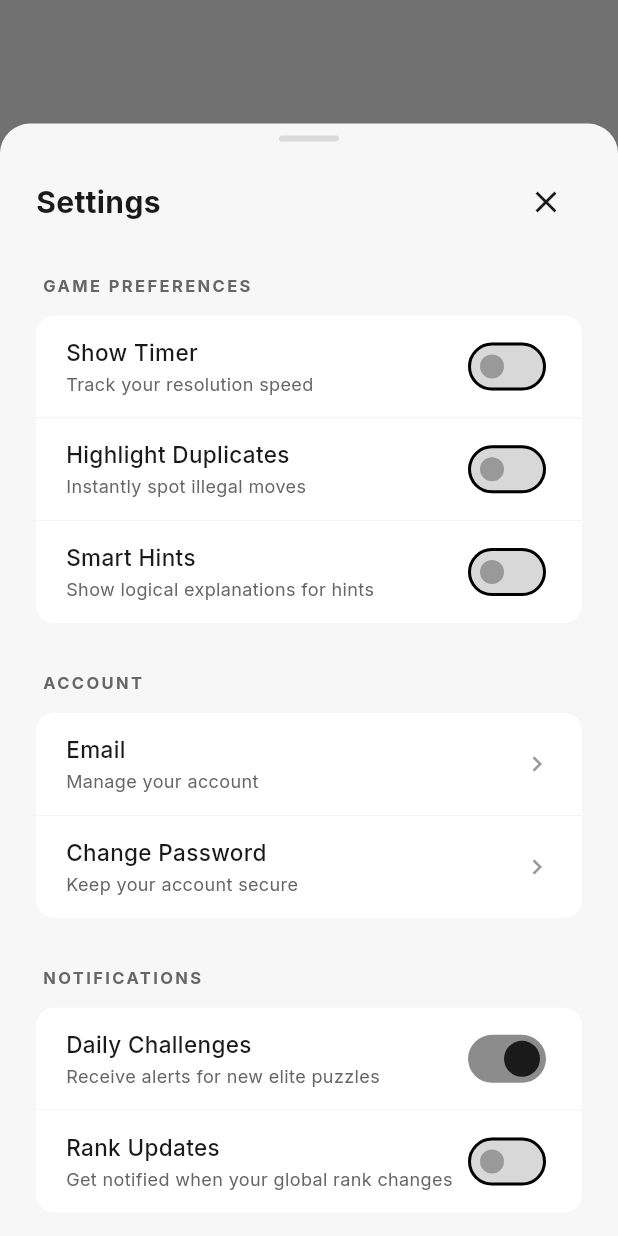
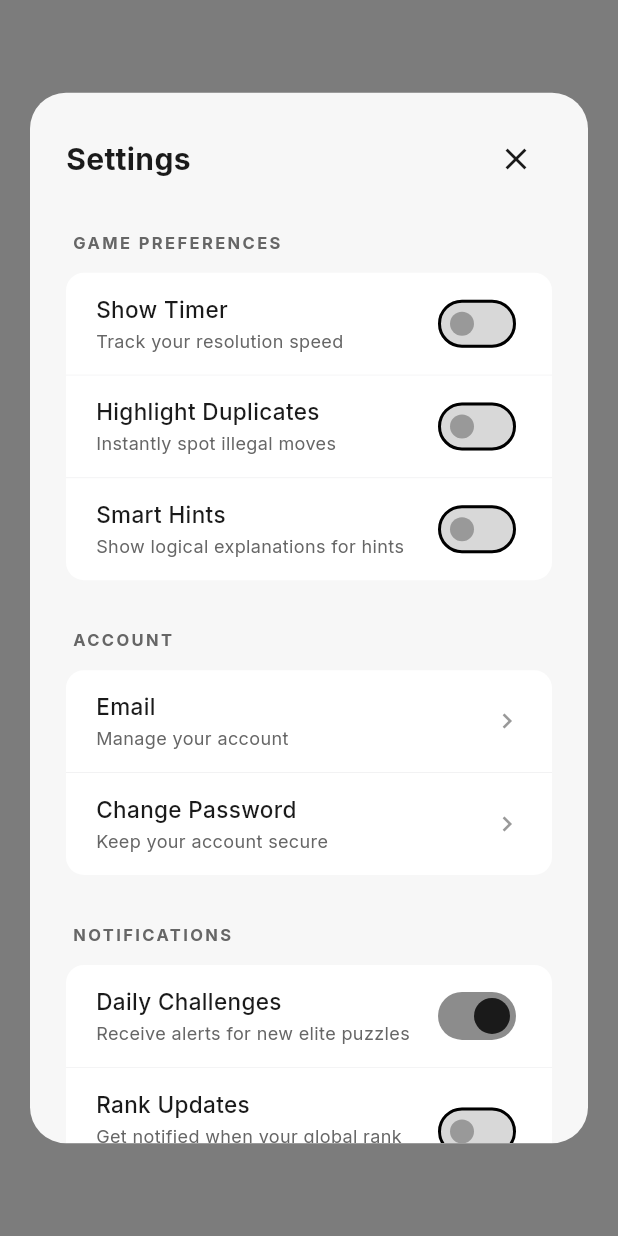
Before and after one commit to atmiasrii/sudoku, a Flutter app: what showAppSettingsSheet() shows on an empty page, opened directly with empty values, on a phone screen of 412 x 824 dp. Run offline on Flutter 3.47's test engine with Material 3 defaults, Android fonts, the phone set to English and light mode, and no system bars; our stand-ins replace google_fonts, shared_preferences, socket_io_client, supabase_flutter; missing offline and left inert: posthog_flutter; accounts and stored records are empty; network calls fail.

Commit message:
ui: settings as a centered popup dialog instead of a bottom sheet
Convert the app settings panel from a bottom sheet to a centered modal
dialog (rounded card, bounded width/height, scrolls internally, drag
handle removed). All screens open settings through the same launcher, so
this changes the look everywhere at once.

Co-Authored-By: Claude Sonnet 4.6 <noreply@anthropic.com>

```diff
--- a/lib/widgets/app_settings_sheet.dart
+++ b/lib/widgets/app_settings_sheet.dart
@@ -362,23 +362,10 @@ class _AppSettingsSheetState extends State<AppSettingsSheet> {
   @override
   Widget build(BuildContext context) {
     return SingleChildScrollView(
-      padding: const EdgeInsets.fromLTRB(24, 8, 24, 40),
+      padding: const EdgeInsets.fromLTRB(24, 20, 24, 32),
       child: Column(
         crossAxisAlignment: CrossAxisAlignment.start,
         children: [
-          // Drag handle
-          Center(
-            child: Container(
-              width: 40,
-              height: 4,
-              decoration: BoxDecoration(
-                color: AppColors.outline.withValues(alpha: 0.3),
-                borderRadius: BorderRadius.circular(2),
-              ),
-            ),
-          ),
-          const SizedBox(height: 16),
-
           // Title
           Row(
             mainAxisAlignment: MainAxisAlignment.spaceBetween,
@@ -536,15 +523,21 @@ Future<void> showAppSettingsSheet(
   required ValueChanged<bool> onTimerChanged,
   required ValueChanged<bool> onSoundEffectsChanged,
 }) {
-  return showModalBottomSheet<void>(
+  return showDialog<void>(
     context: context,
-    isScrollControlled: true,
+    barrierColor: Colors.black.withValues(alpha: 0.5),
+    builder: (ctx) => Dialog(
       backgroundColor: AppColors.surface,
-    shape: const RoundedRectangleBorder(
-      borderRadius: BorderRadius.vertical(top: Radius.circular(20)),
+      insetPadding: const EdgeInsets.symmetric(horizontal: 20, vertical: 40),
+      clipBehavior: Clip.antiAlias,
+      shape: RoundedRectangleBorder(
+        borderRadius: BorderRadius.circular(24),
       ),
-    builder: (ctx) => FractionallySizedBox(
-      heightFactor: 0.9,
+      child: ConstrainedBox(
+        constraints: BoxConstraints(
+          maxWidth: 460,
+          maxHeight: MediaQuery.of(ctx).size.height * 0.85,
+        ),
         child: AppSettingsSheet(
           darkMode: darkMode,
           highlightMistakes: highlightMistakes,
@@ -557,5 +550,6 @@ Future<void> showAppSettingsSheet(
           onClosePressed: () => Navigator.of(ctx).pop(),
         ),
       ),
+    ),
   );
 }
```
Lines whose indentation alone changed are shown as unchanged.
